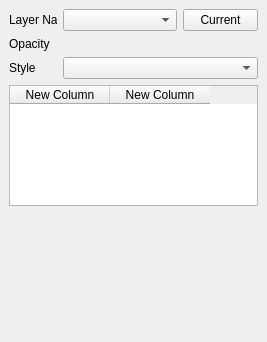
Above: legend_view_dockwidget_base.ui from yamamoto-ryuzo/QGIS-legendView before the change. Below: the same form after it.
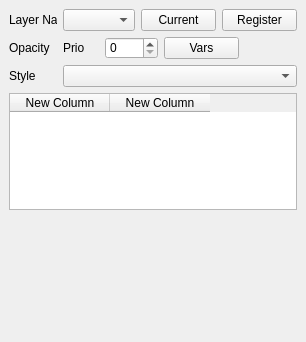
That is the form after the change. Custom widgets are drawn as their Qt base class.

What changed in the file:
```diff
--- a/legend_view_dockwidget_base.ui
+++ b/legend_view_dockwidget_base.ui
@@ -49,6 +49,22 @@
         </property>
        </widget>
       </item>
+    <item>
+     <widget class="QPushButton" name="registerButton">
+      <property name="maximumSize">
+       <size>
+       <width>75</width>
+        <height>16777215</height>
+       </size>
+      </property>
+      <property name="text">
+       <string>Register</string>
+      </property>
+      <property name="toolTip">
+       <string>Register the current layer as a project variable (legend_...)</string>
+      </property>
+     </widget>
+    </item>
      </layout>
     </item>
     <item>
@@ -66,6 +82,60 @@
         </property>
        </widget>
       </item>
+  <item>
+   <widget class="QLabel" name="priorityLabel">
+    <property name="maximumSize">
+     <size>
+      <width>36</width>
+      <height>22</height>
+     </size>
+    </property>
+    <property name="text">
+     <string>Prio</string>
+    </property>
+    <property name="toolTip">
+     <string>Priority for the legend variable (numeric)</string>
+    </property>
+   </widget>
+  </item>
+  <item>
+   <widget class="QSpinBox" name="prioritySpinBox">
+    <property name="maximumSize">
+     <size>
+      <width>60</width>
+      <height>22</height>
+     </size>
+    </property>
+    <property name="minimum">
+     <number>0</number>
+    </property>
+    <property name="maximum">
+     <number>100</number>
+    </property>
+    <property name="value">
+     <number>0</number>
+    </property>
+    <property name="toolTip">
+     <string>Set numeric priority for the legend variable</string>
+    </property>
+   </widget>
+  </item>
+  <item>
+   <widget class="QPushButton" name="varsButton">
+    <property name="maximumSize">
+     <size>
+     <width>75</width>
+      <height>16777215</height>
+     </size>
+    </property>
+    <property name="text">
+     <string>Vars</string>
+    </property>
+    <property name="toolTip">
+     <string>Show existing legend_ project variables</string>
+    </property>
+   </widget>
+  </item>
       <item>
        <widget class="QgsOpacityWidget" name="mOpacityWidget"/>
       </item>
```
